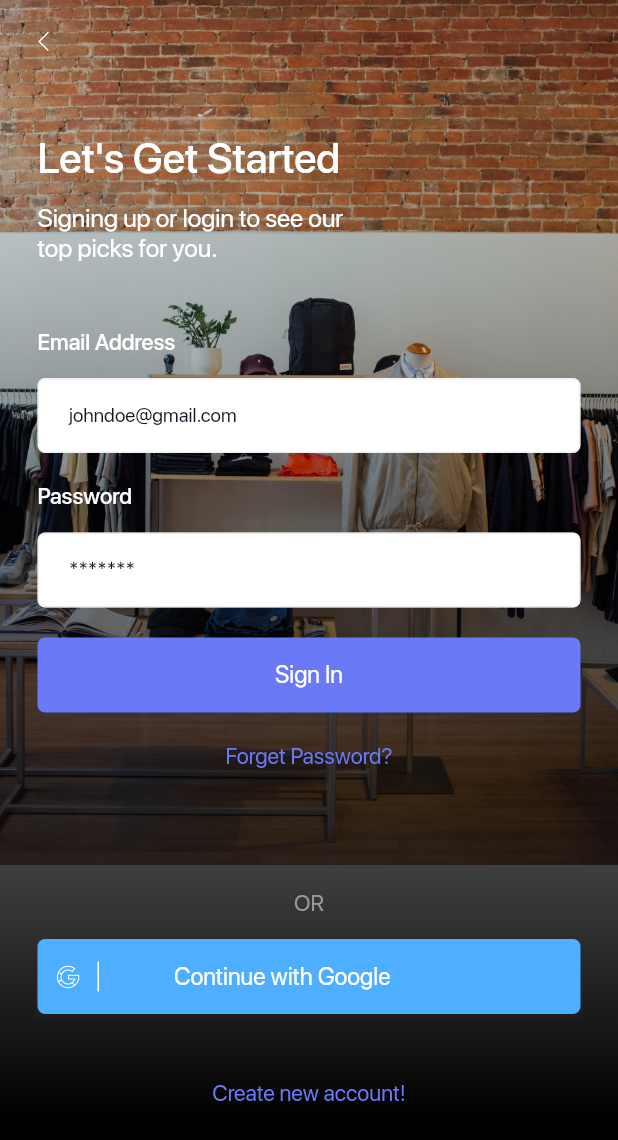
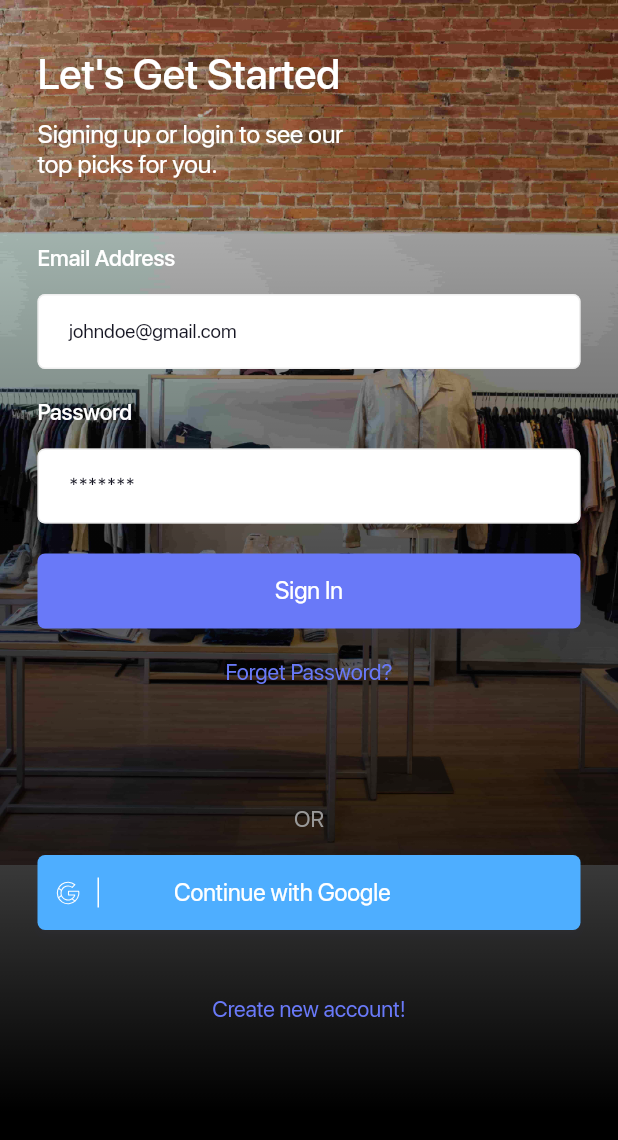
Before and after one commit to samuelships/shopuo-public, a Flutter app: the screen it shows after launch, on a phone screen of 412 x 824 dp. Shown: the top 1140 px of the screen. Run offline on Flutter 3.47's test engine with Material 2 defaults, Android fonts, the phone set to English and light mode, and no system bars; our stand-ins replace cloud_firestore, data_connection_checker, firebase_auth, firebase_core, firebase_messaging, firebase_storage and 6 more; accounts and stored records are empty; project files that could hold a hidden picture were left out.

```diff
--- a/lib/Router.dart
+++ b/lib/Router.dart
@@ -1,11 +1,37 @@
 import 'package:flutter/material.dart';
+import 'package:shopuo/Screens/ResetPassword.dart';
 import 'package:shopuo/Screens/SignIn.dart';
+import 'package:shopuo/Screens/SignUp.dart';
 
 Route<dynamic> generateRoute(RouteSettings settings) {
   switch (settings.name) {
     case "SigIn":
       return getPageRoute(
-        builder: SignIn(),
+        builder: SignIn.create(),
+        name: settings.name,
+        arguments: settings.arguments,
+      );
+      break;
+
+    case "Home":
+      return getPageRoute(
+        builder: SignIn.create(),
+        name: settings.name,
+        arguments: settings.arguments,
+      );
+      break;
+
+    case "SignUp":
+      return getPageRoute(
+        builder: SignUp.create(),
+        name: settings.name,
+        arguments: settings.arguments,
+      );
+      break;
+
+    case "ResetPassword":
+      return getPageRoute(
+        builder: ResetPassword.create(),
         name: settings.name,
         arguments: settings.arguments,
       );
--- a/lib/Screens/SignIn.dart
+++ b/lib/Screens/SignIn.dart
@@ -1,11 +1,21 @@
 import 'package:flutter/material.dart';
-import 'package:flutter_svg/flutter_svg.dart';
+import 'package:provider/provider.dart';
 import 'package:shopuo/Components/Button/ButtonComponent.dart';
 import 'package:shopuo/Components/Input/TextInputComponent.dart';
 import 'package:shopuo/Styles/Color.dart';
 import 'package:shopuo/Styles/Typography.dart';
+import 'package:shopuo/ViewModels/SignInViewModel.dart';
+
+import '../locator.dart';
 
 class SignIn extends StatefulWidget {
+  static Widget create({child}) {
+    return ChangeNotifierProvider<SignInViewModel>(
+      create: (_) => locator<SignInViewModel>(),
+      child: SignIn(),
+    );
+  }
+
   @override
   _SignInState createState() => _SignInState();
 }
@@ -13,7 +23,8 @@ class SignIn extends StatefulWidget {
 class _SignInState extends State<SignIn> {
   @override
   Widget build(BuildContext context) {
-    return SafeArea(
+    return Consumer<SignInViewModel>(
+      builder: (_, model, __) => SafeArea(
         child: Container(
           decoration: BoxDecoration(
             image: DecorationImage(
@@ -24,27 +35,6 @@ class _SignInState extends State<SignIn> {
           ),
           child: Scaffold(
             backgroundColor: Colors.transparent,
-          appBar: AppBar(
-            backgroundColor: Colors.transparent,
-            elevation: 0,
-            titleSpacing: 0,
-            title: Padding(
-              padding: EdgeInsets.symmetric(horizontal: 25),
-              child: Row(
-                children: [
-                  Transform.translate(
-                    offset: Offset(-10, 0),
-                    child: SvgPicture.asset(
-                      "assets/svg_icons/chevron-left.svg",
-                      height: 28,
-                      width: 28,
-                      color: Colors.white,
-                    ),
-                  )
-                ],
-              ),
-            ),
-          ),
             body: Stack(
               fit: StackFit.expand,
               children: [
@@ -89,6 +79,12 @@ class _SignInState extends State<SignIn> {
                     TextInputComponent(
                       hintText: "johndoe@gmail.com",
                       header: "Email Address",
+                      onChanged: (value) {
+                        setState(() {
+                          model.email.change(value);
+                        });
+                      },
+                      error: model.email.error,
                     ),
                     SizedBox(
                       height: 20,
@@ -97,22 +93,32 @@ class _SignInState extends State<SignIn> {
                       hintText: "*******",
                       header: "Password",
                       obscure: true,
+                      onChanged: (value) {
+                        setState(() {
+                          model.password.change(value);
+                        });
+                      },
+                      error: model.password.error,
                     ),
                     SizedBox(
                       height: 20,
                     ),
                     ButtonComponent(
                       text: "Sign In",
-                    onTap: () => {},
+                      onTap: model.signInWithEmailAndPassword,
+                      active: !model.signInInProgress,
                     ),
                     SizedBox(
                       height: 20,
                     ),
-                  Center(
+                    GestureDetector(
+                      onTap: model.goToResetPassword,
+                      child: Center(
                         child: Text(
                           "Forget Password?",
                           style: MyTypography.heading6R.copyWith(
                             color: MyColor.primaryPurple,
+                          ),
                         ),
                       ),
                     ),
@@ -134,16 +140,19 @@ class _SignInState extends State<SignIn> {
                       text: "Continue with Google",
                       icon: "assets/svg_icons/google.svg",
                       color: MyColor.primaryBlue1,
-                    onTap: () => {},
+                      onTap: model.continueWithGoogle,
                     ),
                     SizedBox(
                       height: 44,
                     ),
-                  Center(
+                    GestureDetector(
+                      onTap: model.goToSignUp,
+                      child: Center(
                         child: Text(
                           "Create new account!",
                           style: MyTypography.heading6R.copyWith(
                             color: MyColor.primaryPurple,
+                          ),
                         ),
                       ),
                     ),
@@ -156,6 +165,7 @@ class _SignInState extends State<SignIn> {
             ),
           ),
         ),
+      ),
     );
   }
 }
--- a/lib/Validators/EmailValidator.dart
+++ b/lib/Validators/EmailValidator.dart
@@ -1,11 +1,7 @@
-import 'FormValidator.dart';
-
 final emailRegExp = RegExp(
     r'^(([^<>()[\]\\.,;:\s@\"]+(\.[^<>()[\]\\.,;:\s@\"]+)*)|(\".+\"))@((\[[0-9]{1,3}\.[0-9]{1,3}\.[0-9]{1,3}\.[0-9]{1,3}\])|(([a-zA-Z\-0-9]+\.)+[a-zA-Z]{2,}))$');
 
-FormValidator emailValidator = FormValidator(
-  validators: [
-    (value) => value.isNotEmpty ? null : "This field is required",
-    (value) => emailRegExp.hasMatch(value) ? null : "Email is invalid",
-  ],
-);
+final emailValidators = [
+  (value) => value.isNotEmpty ? null : "This field is required",
+  (value) => emailRegExp.hasMatch(value) ? null : "Email is invalid",
+];
--- /dev/null
+++ b/lib/Validators/PasswordValidator.dart
@@ -0,0 +1,5 @@
+final passwordValidators = [
+  (value) => value.isNotEmpty ? null : "This field is required",
+  (value) =>
+      value.length > 6 ? null : "Length of password must be greater than 6",
+];
--- a/lib/ViewModels/EntryPointViewModel.dart
+++ b/lib/ViewModels/EntryPointViewModel.dart
@@ -15,5 +15,7 @@ class EntryPointViewModel with ChangeNotifier {
     user == null
         ? _navigationService.navigateToAndClear("SigIn")
         : _navigationService.navigateToAndClear("Home");
+
+    print(user);
   }
 }
```
Also changed, not shown: lib/Components/HeaderComponent.dart (+18 -4 lines), lib/Screens/ResetPassword.dart (+31 -25 lines), lib/Screens/SignUp.dart (+40 -37 lines), lib/Services/AuthenticationService.dart (+24 -1 lines), lib/Services/OverlayService.dart (+20 -0 lines), lib/ViewModels/ResetPasswordViewModel.dart (added, +51 -0 lines), lib/ViewModels/SignInViewModel.dart (added, +82 -0 lines), lib/ViewModels/SignUpViewModel.dart (added, +90 -0 lines), lib/locator.dart (+7 -0 lines), pubspec.yaml (+10 -12 lines), assets/images/sign_in_background.jpg, assets/images/sign_in_background_large.jpg (added), assets/images/sign_up_background.jpg, assets/images/sign_up_background_large.jpg (added), 1 more files. Lines whose indentation alone changed are shown as unchanged.
